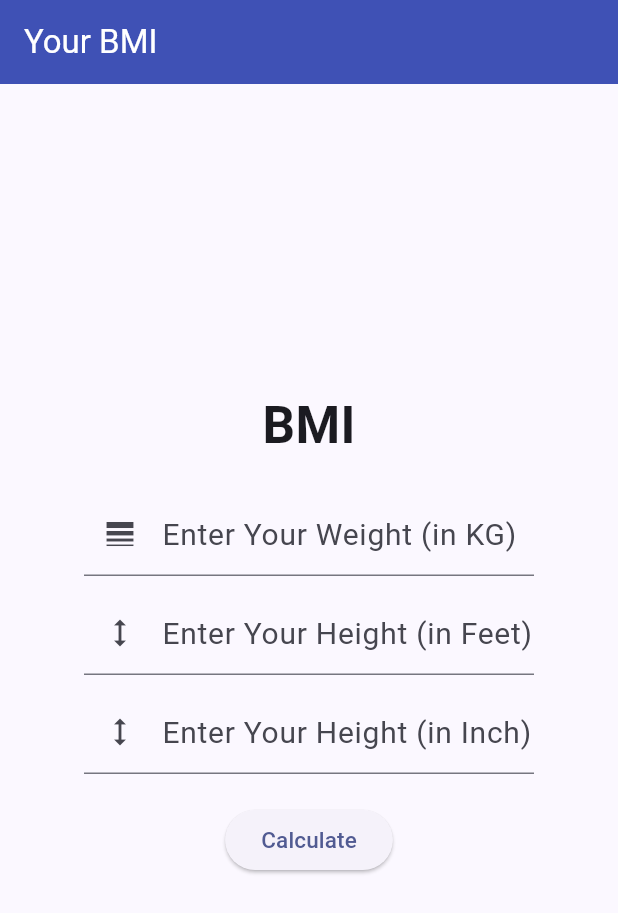
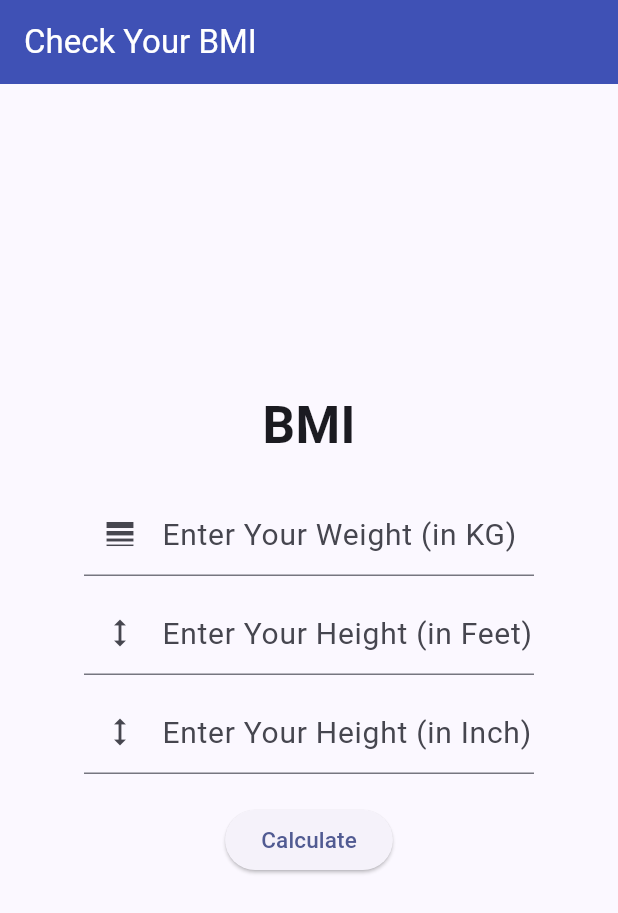
Before and after one commit to Mredul10/BMI-App, a Flutter app: the screen it shows after launch, on a phone screen of 412 x 824 dp. Shown: the top 913 px of the screen. Run offline on Flutter 3.47's test engine with Material 3 defaults, Android fonts, the phone set to English and light mode, and no system bars.

```diff
--- a/lib/main.dart
+++ b/lib/main.dart
@@ -11,6 +11,7 @@ class MyApp extends StatelessWidget {
   @override
   Widget build(BuildContext context) {
     return MaterialApp(
+      debugShowCheckedModeBanner: false,
       title: 'BMI APP',
       theme: ThemeData(
         colorScheme: ColorScheme.fromSeed(seedColor: Colors.indigo),
--- a/lib/my_home_page.dart
+++ b/lib/my_home_page.dart
@@ -20,7 +20,7 @@ class _MyHomePageState extends State<MyHomePage> {
     return Scaffold(
       appBar: AppBar(
         title: Text(
-          'Your BMI',
+          'Check Your BMI',
           style: TextStyle(color: Colors.white),
         ),
         backgroundColor: Colors.indigo,
```
